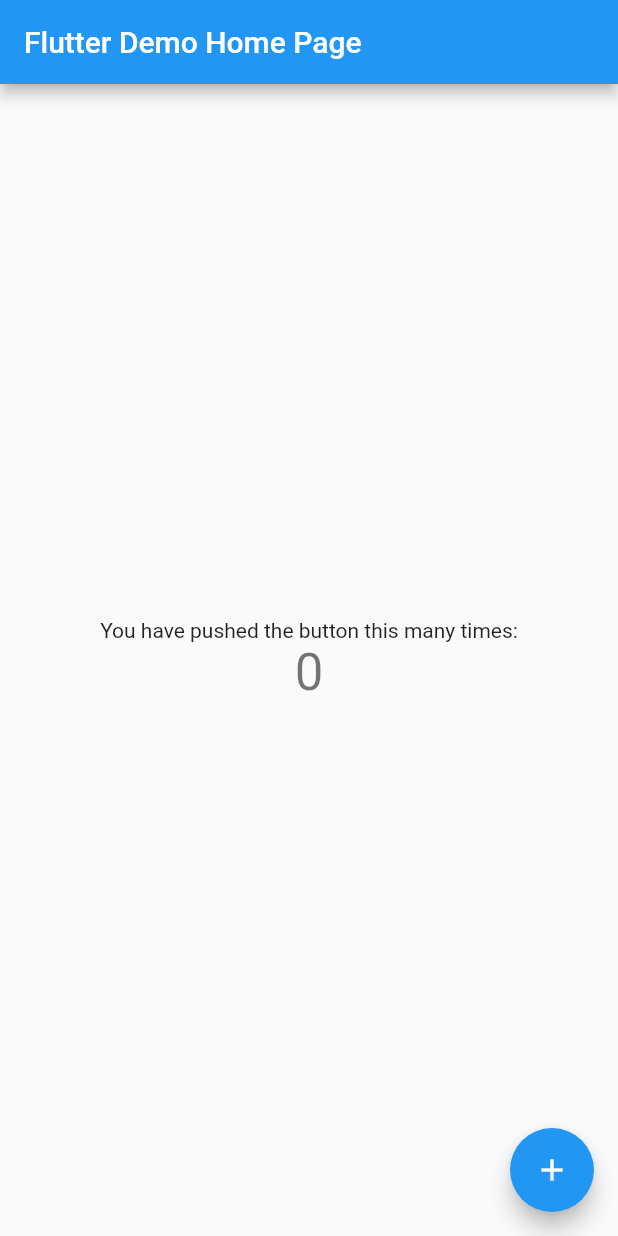
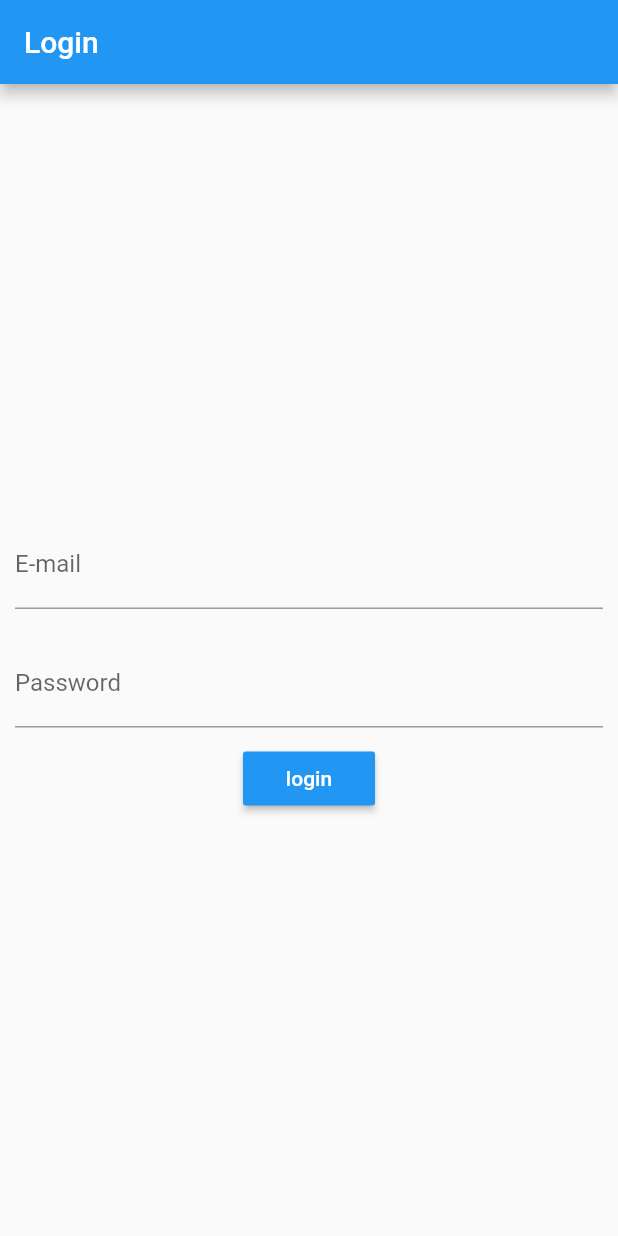
Before and after one commit to ThiagoEvoa/Flutter, a Flutter app: the screen it shows after launch, on a phone screen of 412 x 824 dp. Run offline on Flutter 3.47's test engine with Material 2 defaults, Android fonts, the phone set to English and light mode, and no system bars.

Commit message:
Starting login screen

```diff
--- a/estudo_flutter/lib/main.dart
+++ b/estudo_flutter/lib/main.dart
@@ -1,7 +1,5 @@
 import 'package:flutter/material.dart';
-import 'package:http/http.dart' as http;
-import 'dart:async';
-import 'dart:convert';
+import 'ui/login.dart';
 
 void main() => runApp(MyApp());
 
@@ -13,54 +11,7 @@ class MyApp extends StatelessWidget {
       theme: ThemeData(
         primarySwatch: Colors.blue,
       ),
-      home: MyHomePage(title: 'Flutter Demo Home Page'),
+      home: Login(),
     );
   }
 }
-
-class MyHomePage extends StatefulWidget {
-  MyHomePage({Key key, this.title}) : super(key: key);
-
-  final String title;
-
-  @override
-  _MyHomePageState createState() => _MyHomePageState();
-}
-
-class _MyHomePageState extends State<MyHomePage> {
-  int _counter = 0;
-
-  void _incrementCounter() {
-    setState(() {
-      _counter++;
-    });
-  }
-
-  @override
-  Widget build(BuildContext context) {
-    return Scaffold(
-      appBar: AppBar(
-        title: Text(widget.title),
-      ),
-      body: Center(
-        child: Column(
-          mainAxisAlignment: MainAxisAlignment.center,
-          children: <Widget>[
-            Text(
-              'You have pushed the button this many times:',
-            ),
-            Text(
-              '$_counter',
-              style: Theme.of(context).textTheme.display1,
-            ),
-          ],
-        ),
-      ),
-      floatingActionButton: FloatingActionButton(
-        onPressed: _incrementCounter,
-        tooltip: 'Increment',
-        child: Icon(Icons.add),
-      ), // This trailing comma makes auto-formatting nicer for build methods.
-    );
-  }
-}
--- /dev/null
+++ b/estudo_flutter/lib/ui/login.dart
@@ -0,0 +1,50 @@
+import 'package:flutter/material.dart';
+import 'package:http/http.dart' as http;
+import 'dart:async';
+import 'dart:convert';
+
+class Login extends StatefulWidget {
+  @override
+  _LoginState createState() => _LoginState();
+}
+
+class _LoginState extends State<Login> {
+  @override
+  Widget build(BuildContext context) {
+    return Scaffold(
+        appBar: AppBar(
+          title: Text('Login'),
+        ),
+        body: Center(
+          child: Column(
+            mainAxisAlignment: MainAxisAlignment.center,
+            children: <Widget>[
+              Padding(
+                padding: EdgeInsets.all(10.0),
+                child: TextField(
+                  decoration: InputDecoration(
+                    labelText: 'E-mail',
+                  ),
+                ),
+              ),
+              Padding(
+                padding: EdgeInsets.all(10.0),
+                child: TextField(
+                  decoration: InputDecoration(
+                    labelText: 'Password',
+                  ),
+                ),
+              ),
+              RaisedButton(
+                child: Text(
+                  'login',
+                  style: TextStyle(color: Colors.white),
+                ),
+                color: Colors.blue,
+                onPressed: () {},
+              ),
+            ],
+          ),
+        ));
+  }
+}
```
